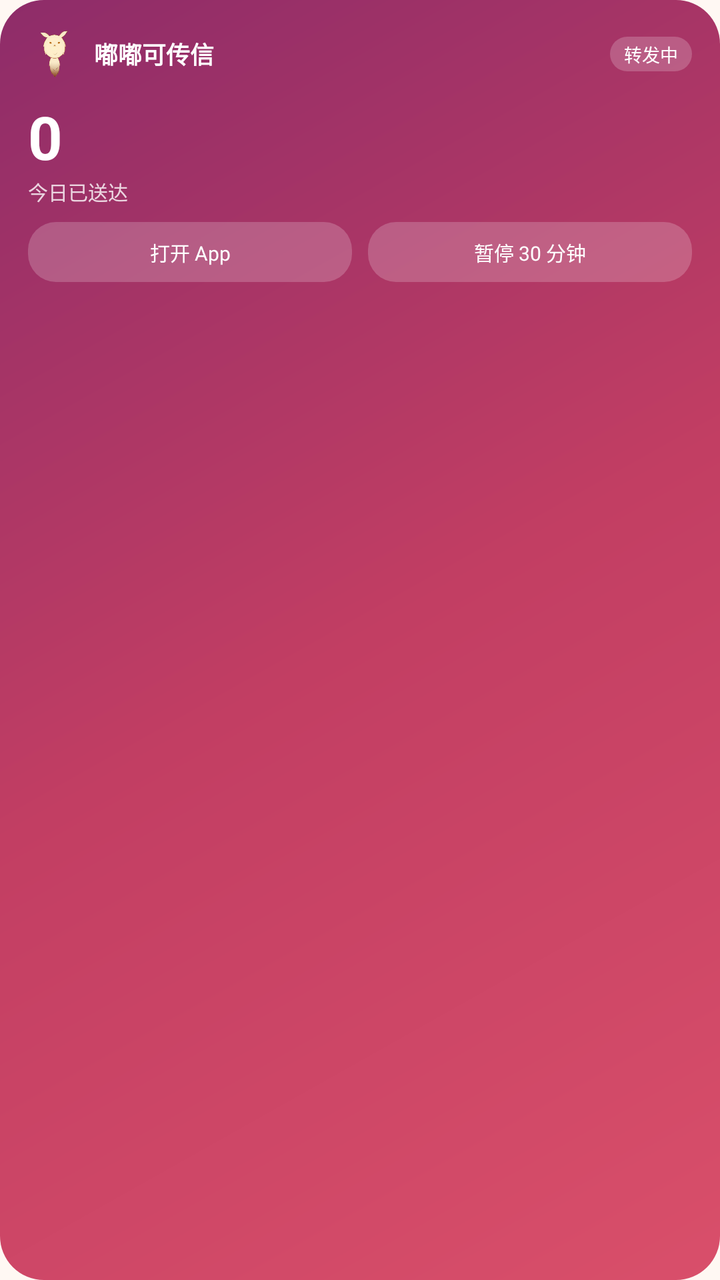
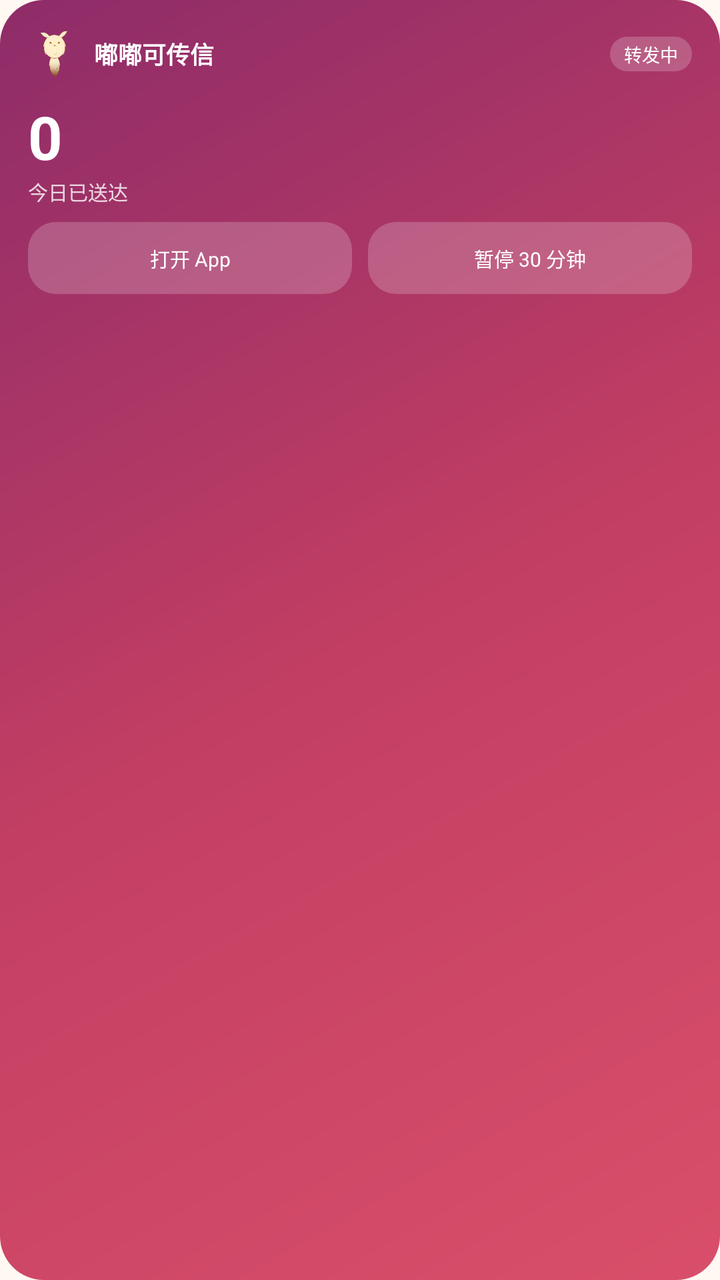

The first picture is an Android layout as it rendered before a commit; the second is the same layout after the commit. The layout source and the unified diff follow.
<!-- AndroidManifest.xml: application theme Theme.Sms2Bark -->
<!-- res/layout/widget_dodocomm.xml -->
<?xml version="1.0" encoding="utf-8"?>
<LinearLayout xmlns:android="http://schemas.android.com/apk/res/android"
    android:id="@+id/widget_root"
    android:layout_width="match_parent"
    android:layout_height="match_parent"
    android:background="@drawable/widget_background"
    android:orientation="vertical"
    android:padding="14dp">

    <LinearLayout
        android:layout_width="match_parent"
        android:layout_height="wrap_content"
        android:gravity="center_vertical"
        android:orientation="horizontal">

        <ImageView
            android:layout_width="26dp"
            android:layout_height="26dp"
            android:contentDescription="@null"
            android:src="@drawable/dodoco_mascot" />

        <TextView
            android:id="@+id/widget_title"
            android:layout_width="0dp"
            android:layout_height="wrap_content"
            android:layout_marginStart="7dp"
            android:layout_weight="1"
            android:maxLines="1"
            android:text="@string/widget_title"
            android:textColor="#FFFFFFFF"
            android:textSize="12sp"
            android:textStyle="bold" />

        <TextView
            android:id="@+id/widget_status"
            android:layout_width="wrap_content"
            android:layout_height="wrap_content"
            android:background="@drawable/widget_chip"
            android:maxLines="1"
            android:paddingHorizontal="7dp"
            android:paddingVertical="2dp"
            android:text="@string/widget_status_on"
            android:textColor="#FFFFFFFF"
            android:textSize="9sp" />
    </LinearLayout>

    <TextView
        android:id="@+id/widget_count"
        android:layout_width="wrap_content"
        android:layout_height="wrap_content"
        android:layout_marginTop="8dp"
        android:text="0"
        android:textColor="#FFFFFFFF"
        android:textSize="30sp"
        android:textStyle="bold" />

    <TextView
        android:layout_width="wrap_content"
        android:layout_height="wrap_content"
        android:text="@string/widget_label_today"
        android:textColor="#CCFFFFFF"
        android:textSize="10sp" />

    <LinearLayout
        android:layout_width="match_parent"
        android:layout_height="wrap_content"
        android:layout_marginTop="8dp"
        android:orientation="horizontal">

        <TextView
            android:id="@+id/widget_open"
            android:layout_width="0dp"
            android:layout_height="30dp"
            android:layout_weight="1"
            android:background="@drawable/widget_chip"
            android:gravity="center"
            android:text="@string/widget_action_open"
            android:textColor="#FFFFFFFF"
            android:textSize="10sp" />

        <TextView
            android:id="@+id/widget_toggle"
            android:layout_width="0dp"
            android:layout_height="30dp"
            android:layout_marginStart="8dp"
            android:layout_weight="1"
            android:background="@drawable/widget_chip"
            android:gravity="center"
            android:text="@string/widget_action_pause"
            android:textColor="#FFFFFFFF"
            android:textSize="10sp" />
    </LinearLayout>
</LinearLayout>
<!-- resources referenced by this layout -->
<resources>
  <!-- drawable dodoco_mascot: png bitmap (drawable-nodpi, 144085 bytes) -->
  <!-- drawable widget_background (drawable) -->
  <?xml version="1.0" encoding="utf-8"?>
  <shape xmlns:android="http://schemas.android.com/apk/res/android" android:shape="rectangle">
      <gradient
          android:angle="135"
          android:startColor="#D94F6A"
          android:centerColor="#C23E63"
          android:endColor="#8E2C69" />
      <corners android:radius="22dp" />
  </shape>
  <!-- drawable widget_chip (drawable) -->
  <?xml version="1.0" encoding="utf-8"?>
  <shape xmlns:android="http://schemas.android.com/apk/res/android" android:shape="rectangle">
      <solid android:color="#33FFFFFF" />
      <corners android:radius="14dp" />
  </shape>
  <string name="widget_action_open">打开 App</string>
  <string name="widget_action_pause">暂停 30 分钟</string>
  <string name="widget_label_today">今日已送达</string>
  <string name="widget_status_on">转发中</string>
  <string name="widget_title">嘟嘟可传信</string>
  <style name="Theme.Sms2Bark" parent="android:Theme.Material.Light.NoActionBar">
          <item name="android:windowBackground">@color/splash_background</item>
          <item name="android:statusBarColor">@android:color/transparent</item>
          <item name="android:navigationBarColor">@android:color/transparent</item>
          <item name="android:windowLightStatusBar">true</item>
          <item name="android:windowDrawsSystemBarBackgrounds">true</item>
      </style>
  <color name="splash_background">#FFFFF8F3</color>
</resources>

<!-- the commit's change to res/layout/widget_dodocomm.xml (unified diff, before → after) -->
@@ -70,7 +70,7 @@
         <TextView
             android:id="@+id/widget_open"
             android:layout_width="0dp"
-            android:layout_height="30dp"
+            android:layout_height="36dp"
             android:layout_weight="1"
             android:background="@drawable/widget_chip"
             android:gravity="center"
@@ -81,7 +81,7 @@
         <TextView
             android:id="@+id/widget_toggle"
             android:layout_width="0dp"
-            android:layout_height="30dp"
+            android:layout_height="36dp"
             android:layout_marginStart="8dp"
             android:layout_weight="1"
             android:background="@drawable/widget_chip"
